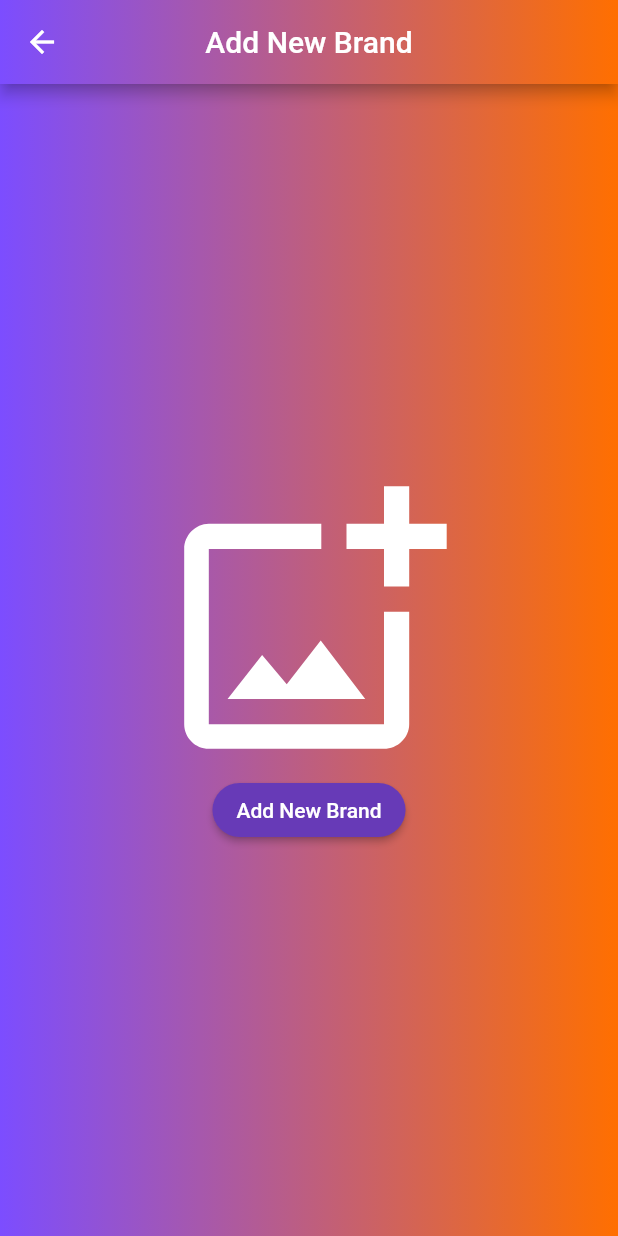
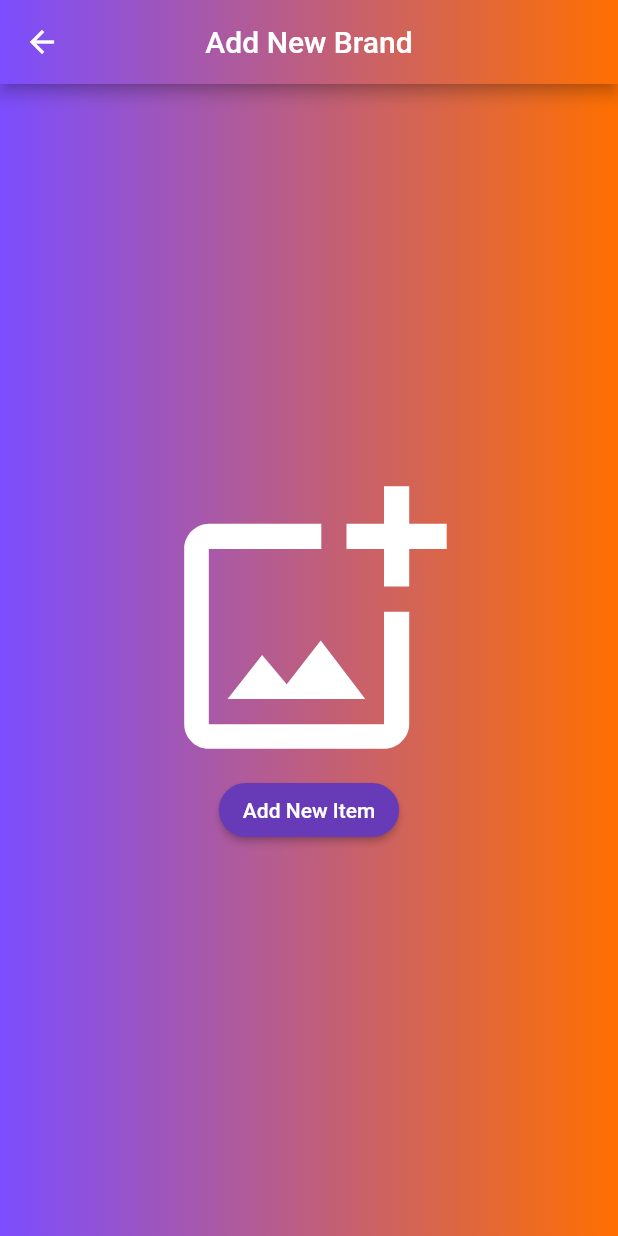
Before and after one commit to Devsaci/sellers_app, a Flutter app: the UploadItemsScreen screen opened directly, on a phone screen of 412 x 824 dp. Run offline on Flutter 3.47's test engine with Material 2 defaults, Android fonts, the phone set to English and light mode, and no system bars; our stand-ins replace cloud_firestore, firebase_auth, firebase_core, firebase_storage, fluttertoast, image_picker and 1 more; accounts and stored records are empty.

Commit message:
Text("Add New Item"),

```diff
--- a/lib/itemsScreens/upload_items_screen.dart
+++ b/lib/itemsScreens/upload_items_screen.dart
@@ -254,7 +254,7 @@ class _UploadBrandsScreenStateState extends State<UploadItemsScreen> {
                     backgroundColor: Colors.deepPurple,
                     shape: RoundedRectangleBorder(
                         borderRadius: BorderRadius.circular(30))),
-                child: const Text("Add New Brand"),
+                child: const Text("Add New Item"),
               ),
             ],
           ),
```
